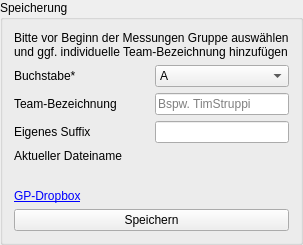
This is polarisation_ui/pyqt/save_panel.ui in cckssr/polarisation-ui as Qt 5 draws it before an edit. The edited form follows.
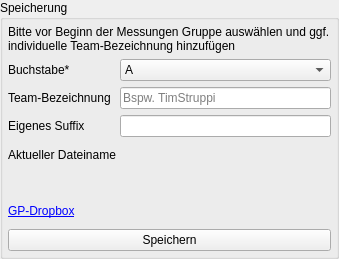
This is the edited form. Custom widgets are drawn as their Qt base class.

What changed in the file:
```diff
--- a/polarisation_ui/pyqt/save_panel.ui
+++ b/polarisation_ui/pyqt/save_panel.ui
@@ -2,14 +2,31 @@
 <ui version="4.0">
  <class>SavePanel</class>
  <widget class="QGroupBox" name="SavePanel">
+  <property name="geometry">
+   <rect>
+    <x>0</x>
+    <y>0</y>
+    <width>339</width>
+    <height>259</height>
+   </rect>
+  </property>
   <property name="title">
    <string>Speicherung</string>
   </property>
-  <layout class="QGridLayout" name="gridLayout" columnstretch="0,1">
-   <property name="horizontalSpacing">
-    <number>6</number>
+  <layout class="QGridLayout" name="gridLayout" columnstretch="0,2">
+   <property name="leftMargin">
+    <number>5</number>
    </property>
-   <property name="verticalSpacing">
+   <property name="topMargin">
+    <number>5</number>
+   </property>
+   <property name="rightMargin">
+    <number>5</number>
+   </property>
+   <property name="bottomMargin">
+    <number>5</number>
+   </property>
+   <property name="spacing">
     <number>6</number>
    </property>
    <item row="0" column="0" colspan="2">
```
Left out of the diff: 36 changed lines with no effect on the pictures.
